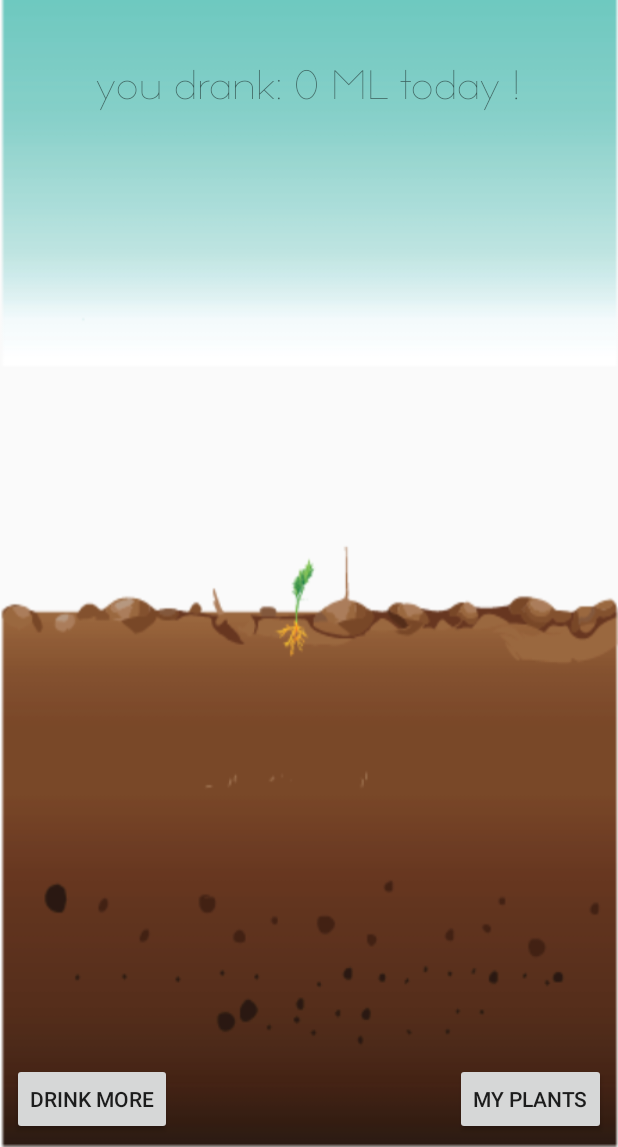
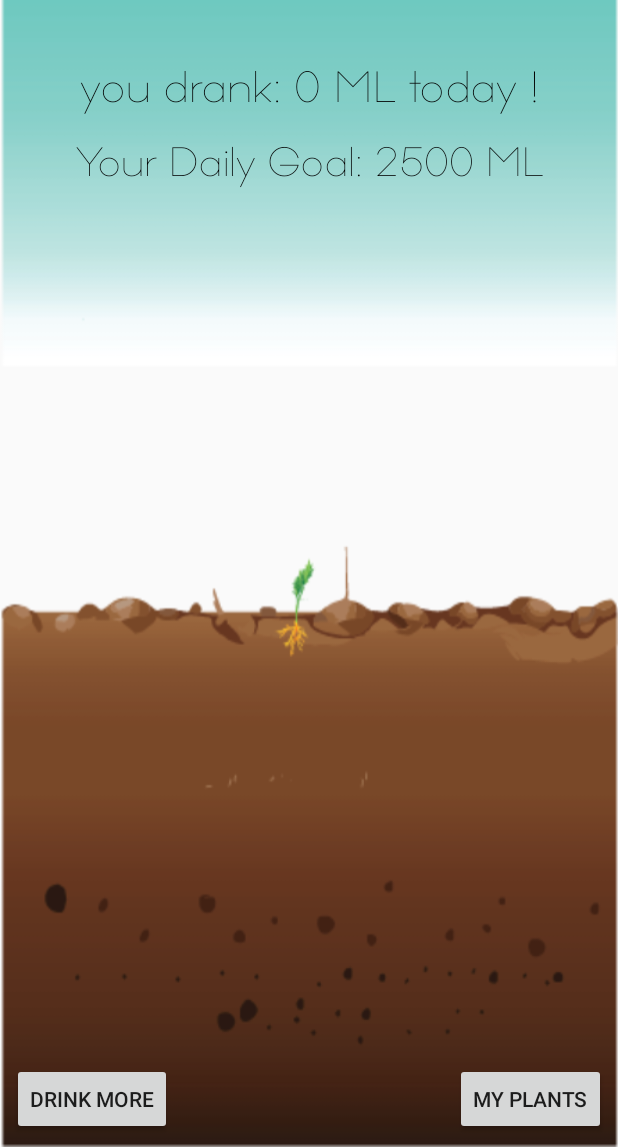
Before and after one commit to amit-schwartz-u/UX-Water-App-Project, an Android app: the DailyActivity screen opened directly, with no data from a screen before it, on a phone screen of 412 x 824 dp, the part 89-1236 px from its top. Run offline under Robolectric (Android 15) with nearby library versions, the light colour scheme and no system bars.

```diff
--- a/app/src/main/res/layout/activity_daily.xml
+++ b/app/src/main/res/layout/activity_daily.xml
@@ -64,11 +64,26 @@
         android:layout_width="wrap_content"
         android:layout_height="wrap_content"
         android:layout_marginTop="100dp"
+        android:fontFamily="@font/offerings"
         android:text="@string/you_drank"
-        android:fontFamily="@font/offerings"
+        android:textColor="#000000"
+        android:textSize="32sp"
         android:textStyle="bold"
-        android:textSize="30sp"
         app:layout_constraintEnd_toEndOf="parent"
         app:layout_constraintStart_toStartOf="parent"
         app:layout_constraintTop_toTopOf="parent" />
+
+    <TextView
+        android:id="@+id/tv_daily_goal"
+        android:layout_width="wrap_content"
+        android:layout_height="wrap_content"
+        android:layout_marginTop="16dp"
+        android:fontFamily="@font/offerings"
+        android:text="@string/your_daily_goal"
+        android:textColor="#000000"
+        android:textSize="30sp"
+        android:textStyle="bold"
+        app:layout_constraintEnd_toEndOf="parent"
+        app:layout_constraintStart_toStartOf="parent"
+        app:layout_constraintTop_toBottomOf="@+id/tv_you_drank" />
 </androidx.constraintlayout.widget.ConstraintLayout>
--- a/app/src/main/res/layout/activity_garden.xml
+++ b/app/src/main/res/layout/activity_garden.xml
@@ -38,7 +38,7 @@
         android:text="@string/my_garden"
         android:fontFamily="@font/offerings"
         android:textStyle="bold"
-        android:textSize="50sp"
+        android:textSize="54sp"
         app:layout_constraintEnd_toEndOf="@+id/logo_garden"
         app:layout_constraintStart_toStartOf="parent"
         app:layout_constraintTop_toTopOf="parent" />
--- a/app/src/main/res/values/strings.xml
+++ b/app/src/main/res/values/strings.xml
@@ -20,4 +20,5 @@
     <string name="update">Update</string>
     <string name="you_drank">you drank:</string>
     <string name="my_garden">My Garden</string>
+    <string name="your_daily_goal">Your Daily Goal: 2500 ML</string>
 </resources>
```
Also changed, not shown: app/src/main/java/com/example/wateryourself/DailyActivity.java (+7 -0 lines).
